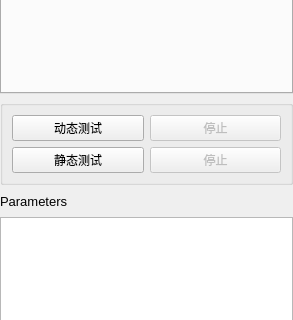
Before: the Qt Designer form soft/zebra-scope/ControlPanel.ui in Quenii/ADCEVM, drawn with Qt 5; both pictures show x 0 to 293 and y 270 to 590 of the 293 by 1060 pixel window.
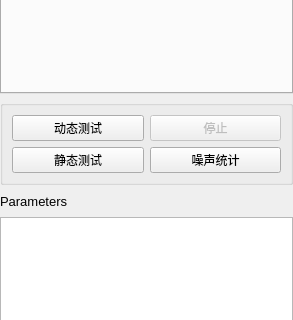
After: the same form once the commit is applied. Custom widgets are drawn as their Qt base class.

```diff
--- a/soft/zebra-scope/ControlPanel.ui
+++ b/soft/zebra-scope/ControlPanel.ui
@@ -221,10 +221,10 @@
          <item>
           <widget class="QPushButton" name="pushButtonStopStaticTest">
            <property name="enabled">
-            <bool>false</bool>
+            <bool>true</bool>
            </property>
            <property name="text">
-            <string>停止</string>
+            <string>噪声统计</string>
            </property>
           </widget>
          </item>
```
Left out of the diff: 2 changed lines with no effect on the pictures.
